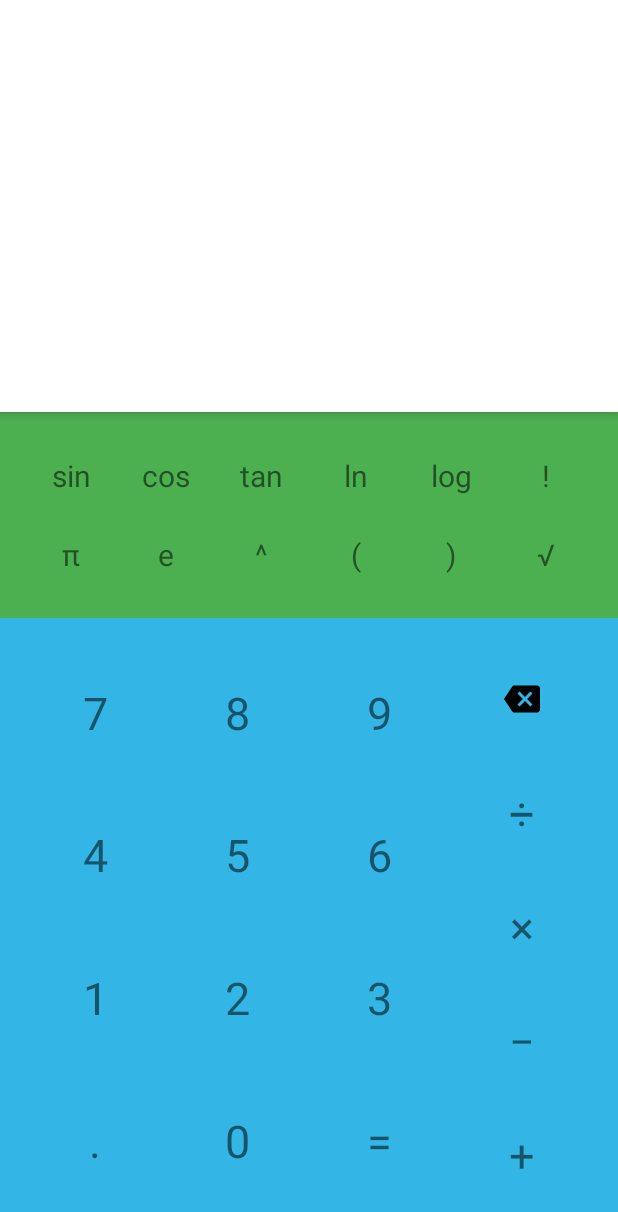
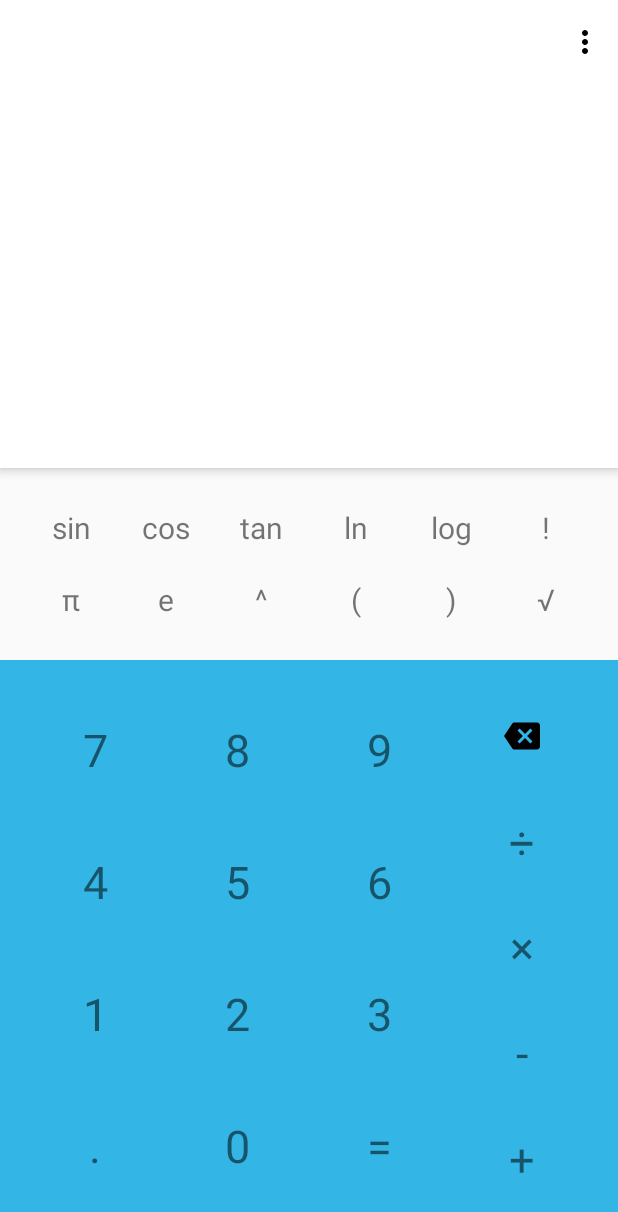
Before and after one commit to nsi319/Scientific-Calculator-App, an Android app: the screen it shows after launch (MainActivity), on a phone screen of 412 x 824 dp. Shown: the top 1212 px of the screen. Run offline under Robolectric (Android 15) with nearby library versions, the phone set to English and light mode, and no system bars; libraries missing offline, so code that uses them is left out: com.itis.libs.

Commit message:
Update: Added history adapter, layouts

```diff
--- a/app/build.gradle
+++ b/app/build.gradle
@@ -6,7 +6,7 @@ android {
 
     defaultConfig {
         applicationId "com.appdevlab.calculator"
-        minSdkVersion 16
+        minSdkVersion 21
         targetSdkVersion 30
         versionCode 1
         versionName "1.0"
@@ -33,6 +33,8 @@ dependencies {
     androidTestImplementation 'androidx.test.ext:junit:1.1.2'
     androidTestImplementation 'androidx.test.espresso:espresso-core:3.3.0'
     implementation 'com.github.gbenroscience:parserng-android:0.1.1'
+    implementation 'androidx.recyclerview:recyclerview:1.1.0'
+    implementation 'androidx.cardview:cardview:1.0.0'
 
 
 }
--- a/app/src/main/java/com/appdevlab/calculator/MainActivity.java
+++ b/app/src/main/java/com/appdevlab/calculator/MainActivity.java
@@ -1,11 +1,17 @@
 package com.appdevlab.calculator;
 
+import android.content.Intent;
+import android.content.SharedPreferences;
 import android.os.Bundle;
 import android.text.Editable;
 import android.text.TextWatcher;
 import android.util.Log;
+import android.view.Menu;
+import android.view.MenuInflater;
+import android.view.MenuItem;
 import android.view.View;
 import android.widget.TextView;
+import android.widget.Toast;
 
 import androidx.appcompat.app.AppCompatActivity;
 
@@ -15,18 +21,24 @@ import com.itis.libs.parserng.android.expressParser.MathExpression;
 
 
 public class MainActivity extends AppCompatActivity {
+
+    final static String SHARED_PREF = "com.appdevlab.calculator.SHARED_PREF";
+    SharedPreferences sharedPreferences;
+    final static String TAG = "MY_LOG_TAG";
+    final static ArrayList<String> errors = new ArrayList<>();
     private TextView primary;
     private TextView secondary;
-    final static String TAG = "MY_LOG_TAG";
-    final static ArrayList<String> errors = new ArrayList<>();
-
-    ArrayList<TextView> digits, operations, constants, others, everything;
+    ArrayList<TextView> digits, operations, constants, others, collection;
 
     @Override
     public void onCreate(Bundle savedInstanceState) {
         super.onCreate(savedInstanceState);
-        setTheme(R.style.AppTheme_Light_Green);
         setContentView(R.layout.activity_main);
+        sharedPreferences = getSharedPreferences(SHARED_PREF, MODE_PRIVATE);
+        final SharedPreferences.Editor editor = sharedPreferences.edit();
+
+        getSupportActionBar().setElevation(0);
+
         primary = (TextView) findViewById(R.id.primary);
         secondary = (TextView) findViewById(R.id.secondary);
 
@@ -66,11 +78,11 @@ public class MainActivity extends AppCompatActivity {
         operations.add((TextView) findViewById(R.id.operation_exponent));
         operations.add((TextView) findViewById(R.id.operation_square_root));
 
-        everything = new ArrayList<TextView>();
-        everything.addAll(digits);
-        everything.addAll(operations);
-        everything.addAll(constants);
-        everything.addAll(others);
+        collection = new ArrayList<TextView>();
+        collection.addAll(digits);
+        collection.addAll(operations);
+        collection.addAll(constants);
+        collection.addAll(others);
 
         errors.add("SYNTAX ERROR");
         errors.add("Infinity");
@@ -98,20 +110,40 @@ public class MainActivity extends AppCompatActivity {
             }
         });
 
-        for (int i = 0; i < everything.size(); i++) {
-            final String id = (String) everything.get(i).getText();
-            everything.get(i).setOnClickListener(new View.OnClickListener() {
+        for (int i = 0; i < collection.size(); i++) {
+            final String id = (String) collection.get(i).getText();
+            collection.get(i).setOnClickListener(new View.OnClickListener() {
                 @Override
                 public void onClick(View v) {
-                    String display = primary.getText().toString();
+                    String displayPrimary = primary.getText().toString();
+                    String displaySecondary = secondary.getText().toString();
+
                     if (id.equals("=")) {
-                        if (errors.contains(secondary.getText().toString()))
+
+                        String historyPrimary, historySecondary;
+
+                        historyPrimary = sharedPreferences.getString("primary","");
+                        historySecondary = sharedPreferences.getString("secondary","");
+
+                        historyPrimary = historyPrimary + ";" + displayPrimary;
+
+                        if (errors.contains(displaySecondary)) {
                             primary.setText("");
-                        else
-                            primary.setText(secondary.getText().toString());
+                            historySecondary = historySecondary + ";" + "";
+                        }
+                        else {
+                            primary.setText(displaySecondary);
+                            historySecondary = historySecondary + ";" + displaySecondary;
+                        }
                         secondary.setText("");
+
+                        editor.putString("primary",historyPrimary);
+                        editor.putString("secondary",historySecondary);
+                        editor.commit();
+                        Toast.makeText(getApplicationContext(),"Saved to history",Toast.LENGTH_SHORT).show();
+
                     } else
-                        primary.setText(display.concat(id));
+                        primary.setText(displayPrimary.concat(id));
                 }
             });
         }
@@ -120,10 +152,10 @@ public class MainActivity extends AppCompatActivity {
             @Override
             public void onClick(View v) {
                 if (!primary.getText().toString().equals("")) {
-                    String display = primary.getText().toString();
-                    if (display.length() == 1)
+                    String displayPrimary = primary.getText().toString();
+                    if (displayPrimary.length() == 1)
                         secondary.setText("");
-                    primary.setText(display.substring(0, display.length() - 1));
+                    primary.setText(displayPrimary.substring(0, displayPrimary.length() - 1));
                 }
             }
         });
@@ -137,4 +169,29 @@ public class MainActivity extends AppCompatActivity {
             }
         });
     }
+
+    @Override
+    public boolean onOptionsItemSelected(MenuItem item) {
+        switch (item.getItemId()) {
+            case R.id.history:
+                Toast.makeText(getApplicationContext(),"Showing calculator history", Toast.LENGTH_SHORT).show();
+                return true;
+
+            case R.id.clear:
+                sharedPreferences = getSharedPreferences(SHARED_PREF,MODE_PRIVATE);
+                SharedPreferences.Editor editor = sharedPreferences.edit();
+                editor.clear();
+                editor.apply();
+                Toast.makeText(getApplicationContext(),"Cleared History", Toast.LENGTH_SHORT).show();
+                return true;
+            default:
+                return super.onOptionsItemSelected(item);
+        }
+    }
+    @Override
+    public boolean onCreateOptionsMenu(Menu menu) {
+        MenuInflater inflater = getMenuInflater();
+        inflater.inflate(R.menu.menu_list, menu);
+        return true;
+    }
 }
--- /dev/null
+++ b/app/src/main/res/drawable/ic_history_black_24dp.xml
@@ -0,0 +1,9 @@
+<vector xmlns:android="http://schemas.android.com/apk/res/android"
+        android:width="24dp"
+        android:height="24dp"
+        android:viewportWidth="24.0"
+        android:viewportHeight="24.0">
+    <path
+        android:fillColor="#FF000000"
+        android:pathData="M13,3c-4.97,0 -9,4.03 -9,9L1,12l3.89,3.89 0.07,0.14L9,12L6,12c0,-3.87 3.13,-7 7,-7s7,3.13 7,7 -3.13,7 -7,7c-1.93,0 -3.68,-0.79 -4.94,-2.06l-1.42,1.42C8.27,19.99 10.51,21 13,21c4.97,0 9,-4.03 9,-9s-4.03,-9 -9,-9zM12,8v5l4.28,2.54 0.72,-1.21 -3.5,-2.08L13.5,8L12,8z"/>
+</vector>
--- a/app/src/main/res/layout/activity_main.xml
+++ b/app/src/main/res/layout/activity_main.xml
@@ -3,9 +3,9 @@
     xmlns:tools="http://schemas.android.com/tools"
     android:layout_width="match_parent"
     android:layout_height="match_parent"
-    android:orientation="vertical"
-    android:theme="@style/AppTheme.Light.Green"
-    tools:context=".MainActivity">
+    xmlns:app="http://schemas.android.com/apk/res-auto"
+    android:theme="@style/AppTheme"
+    android:orientation="vertical">
 
     <FrameLayout
         android:layout_width="match_parent"
@@ -84,7 +84,6 @@
         android:layout_width="match_parent"
         android:layout_height="0dp"
         android:layout_weight="1"
-        android:background="?attr/panel2"
         android:backgroundTint="@color/green"
         android:orientation="vertical"
         android:padding="@dimen/standard_margin">
@@ -423,7 +422,7 @@
                 android:layout_weight="1"
                 android:background="?attr/selectableItemBackgroundBorderless"
                 android:gravity="center"
-                android:text="−"
+                android:text="-"
                 android:textSize="@dimen/panel_1_button_text_port" />
 
             <TextView
--- /dev/null
+++ b/app/src/main/res/menu/menu_list.xml
@@ -0,0 +1,22 @@
+<?xml version="1.0" encoding="utf-8"?>
+<menu xmlns:android="http://schemas.android.com/apk/res/android"
+    xmlns:app="http://schemas.android.com/apk/res-auto"
+    >
+            <item
+                android:id="@+id/history"
+                android:orderInCategory="100"
+                android:title="History"
+                app:showAsAction="never"
+                android:icon="@drawable/ic_history_black_24dp"
+                android:visible="true" />
+
+    <item
+        android:id="@+id/clear"
+        android:orderInCategory="100"
+        android:title="Clear History"
+        app:showAsAction="never"
+        android:icon="@drawable/ic_history_black_24dp"
+        android:visible="true" />
+
+
+        </menu>
--- a/app/src/main/res/values/colors.xml
+++ b/app/src/main/res/values/colors.xml
@@ -1,5 +1,9 @@
 <?xml version="1.0" encoding="utf-8"?>
 <resources>
+    <color name="colorPrimary">#6200EE</color>
+    <color name="colorPrimaryDark">#3700B3</color>
+    <color name="colorAccent">#03DAC5</color>
+
     <color name="blue">#03a9f4</color>
     <color name="blue_dark">#0288d1</color>
 
--- a/app/src/main/res/values/styles.xml
+++ b/app/src/main/res/values/styles.xml
@@ -81,4 +81,18 @@
         <item name="colorPrimary">@color/red</item>
         <item name="colorPrimaryDark">@color/red_dark</item>
     </style>
+    <style name="AppTheme" parent="Theme.AppCompat.Light.DarkActionBar">
+        <!-- Customize your theme here. -->
+        <item name="panel1">@color/panel_1_light</item>
+        <item name="panel2">@color/panel_2_light</item>
+        <item name="backspace">@mipmap/ic_backspace_black_24dp</item>
+        <item name="colorPrimary">@android:color/white</item>
+<!--        <item name="android:textColor">@android:color/black</item>-->
+        <item name="android:actionOverflowButtonStyle">@style/DotsDarkTheme</item>
+        <item name="colorPrimaryDark">@color/blue_dark</item>
+        <item name="colorAccent">@color/colorAccent</item>
+    </style>
+      <style name="DotsDarkTheme" parent="@style/Widget.AppCompat.ActionButton.Overflow" >
+        <item name="android:tint">@android:color/black</item>
+    </style>
 </resources>
```
Also changed, not shown: app/src/main/AndroidManifest.xml (+6 -2 lines), app/src/main/java/com/appdevlab/calculator/adapter/HistoryAdapter.java (added, +54 -0 lines), app/src/main/res/layout/activity_history.xml (added, +37 -0 lines), app/src/main/res/layout/history_layout.xml (added, +72 -0 lines).
